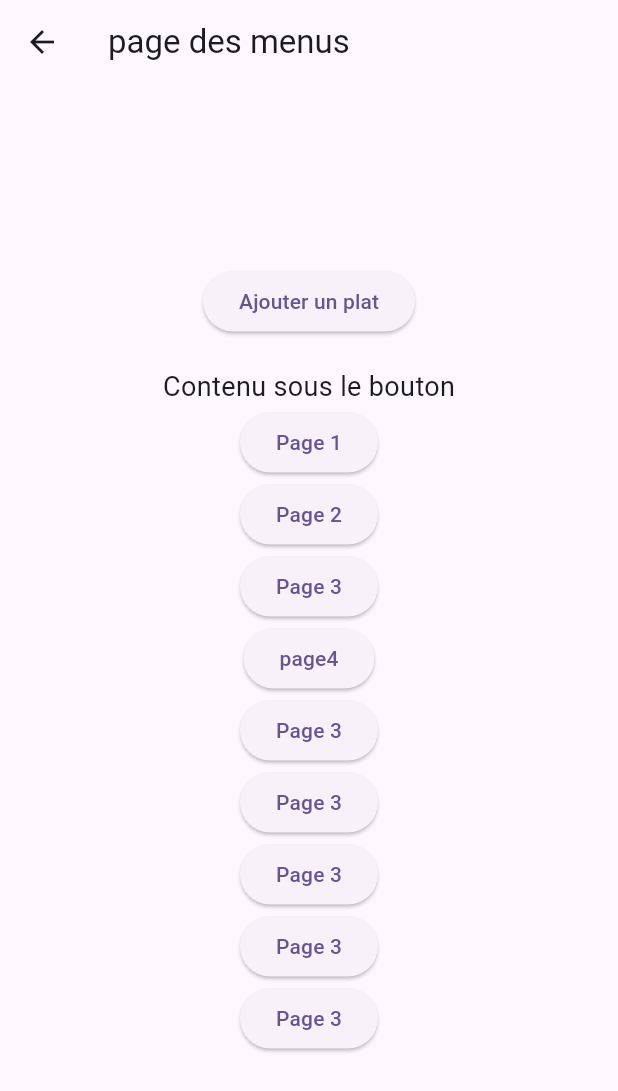
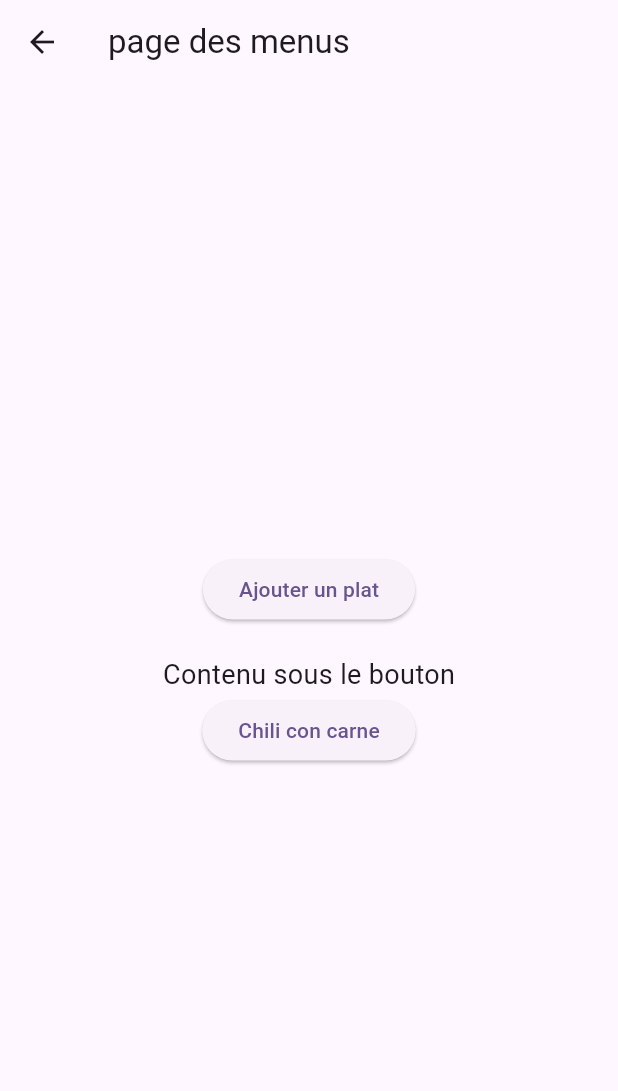
Before and after one commit to EmilienRY/co2score, a Flutter app: the screen it shows after launch, after a tap on the "add" icon, on a phone screen of 412 x 824 dp. Shown: the top 1091 px of the screen. Run offline on Flutter 3.47's test engine with Material 3 defaults, Android fonts, the phone set to English and light mode, and no system bars; our stand-ins replace csv; missing offline and left inert: qr_code_scanner.

Commit message:
modification de menu.dart pour afficher les plats contenus dans le fichier csv

```diff
--- a/lib/menu.dart
+++ b/lib/menu.dart
@@ -1,11 +1,33 @@
+import 'package:flutter/services.dart';
 import 'package:flutter/material.dart';
 import 'CreationPlat.dart';
 import 'visuPlat.dart';
+import 'package:csv/csv.dart';
 
-class pageMenu extends StatelessWidget {   //page avec la liste des plats
+class pageMenu extends StatefulWidget {
+  @override
+  _pageMenuState createState() => _pageMenuState();
+}
 
-  final List<String> buttonTexts = ['Page 1', 'Page 2', 'Page 3','page4', 'Page 3', 'Page 3', 'Page 3', 'Page 3', 'Page 3'];
+class _pageMenuState extends State<pageMenu> {
+  List<String> buttonTexts = [];
 
+  @override
+  void initState() {
+    super.initState();
+    _loadData();
+  }
+
+  Future<void> _loadData() async {
+    final String csvString = await rootBundle.loadString('assets/plat.csv');
+    final List<List<dynamic>> fields = CsvToListConverter().convert(csvString);
+    // Assuming the first column contains the dish names
+    setState(() {
+      for (final row in fields) {
+        buttonTexts.add(row[0]);
+      }
+    });
+  }
 
   @override
   Widget build(BuildContext context) {
@@ -13,26 +35,27 @@ class pageMenu extends StatelessWidget {   //page avec la liste des plats
       appBar: AppBar(
         title: Text('page des menus'),
       ),
-
       body: Center(
-      child :Column(
+        child: Column(
           mainAxisAlignment: MainAxisAlignment.center,
           children: [
             ElevatedButton(
               onPressed: () {
                 Navigator.push(
                   context,
-                MaterialPageRoute(builder: (context) => pageCreation()), // Passe à la page avec la liste de tous les plats
+                  MaterialPageRoute(builder: (context) => pageCreation()),
                 );
               },
               child: Text('Ajouter un plat'),
             ),
-          SizedBox(height: 20), // Espacement entre le bouton et le contenu suivant
+            SizedBox(height: 20),
             Text(
               'Contenu sous le bouton',
               style: TextStyle(fontSize: 18),
             ),
-          Column(children: buttonTexts.map(
+            if (buttonTexts.isNotEmpty)
+              Column(
+                children: buttonTexts.map(
                       (text) => ElevatedButton(
                     onPressed: () {
                       Navigator.push(
@@ -46,13 +69,11 @@ class pageMenu extends StatelessWidget {   //page avec la liste des plats
                   ),
                 ).toList(),
               ),
+            if (buttonTexts.isEmpty)
+              CircularProgressIndicator(), // Affichez une indication de chargement tant que les données ne sont pas chargées
           ],
         ),
-
-
       ),
-
-
     );
   }
 }
--- a/pubspec.yaml
+++ b/pubspec.yaml
@@ -36,10 +36,13 @@ dependencies:
   # The following adds the Cupertino Icons font to your application.
   # Use with the CupertinoIcons class for iOS style icons.
   cupertino_icons: ^1.0.2
+  csv: ^6.0.0
 
 dev_dependencies:
   flutter_test:
     sdk: flutter
+
+
 
   # The "flutter_lints" package below contains a set of recommended lints to
   # encourage good coding practices. The lint set provided by the package is
@@ -58,6 +61,8 @@ flutter:
   # included with your application, so that you can use the icons in
   # the material Icons class.
   uses-material-design: true
+  assets:
+    - assets/plat.csv
 
   # To add assets to your application, add an assets section, like this:
   # assets:
```
Also changed, not shown: assets/donne.csv (renamed from lib/donne.csv), assets/plat.csv (renamed from lib/plat.csv), pubspec.lock. Lines whose indentation alone changed are shown as unchanged.
